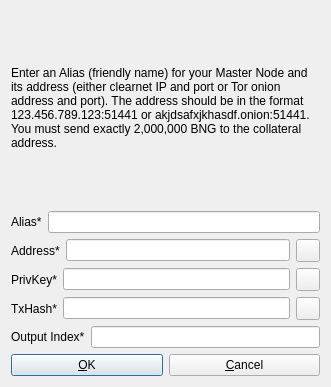
Above: src/qt/forms/addeditadrenalinenode.ui from BungeeStartup/Bungee before the change. Below: the same form after it.
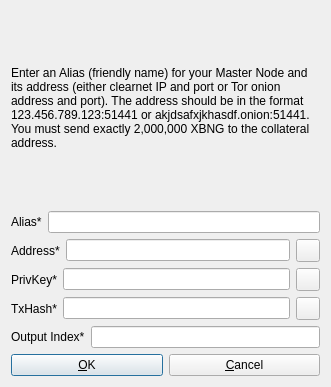
That is the form after the change. Icons and pictures are not drawn.

What changed in the file:
```diff
--- a/src/qt/forms/addeditadrenalinenode.ui
+++ b/src/qt/forms/addeditadrenalinenode.ui
@@ -29,7 +29,7 @@
       </sizepolicy>
      </property>
      <property name="text">
-      <string>&lt;html&gt;&lt;head/&gt;&lt;body&gt;&lt;p&gt;Enter an Alias (friendly name) for your Master Node and its address (either clearnet IP and port or Tor onion address and port). The address should be in the format 123.456.789.123:51441 or akjdsafxjkhasdf.onion:51441. You must send exactly 2,000,000 BNG to the collateral address.&lt;/p&gt;&lt;/body&gt;&lt;/html&gt;</string>
+      <string>&lt;html&gt;&lt;head/&gt;&lt;body&gt;&lt;p&gt;Enter an Alias (friendly name) for your Master Node and its address (either clearnet IP and port or Tor onion address and port). The address should be in the format 123.456.789.123:51441 or akjdsafxjkhasdf.onion:51441. You must send exactly 2,000,000 XBNG to the collateral address.&lt;/p&gt;&lt;/body&gt;&lt;/html&gt;</string>
      </property>
      <property name="wordWrap">
       <bool>true</bool>
```
